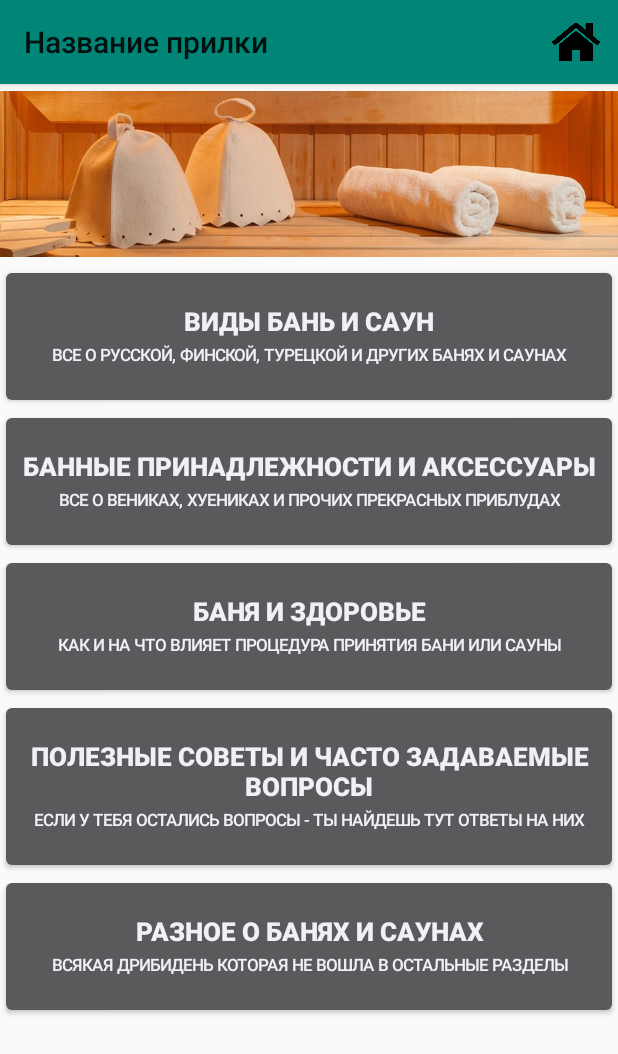
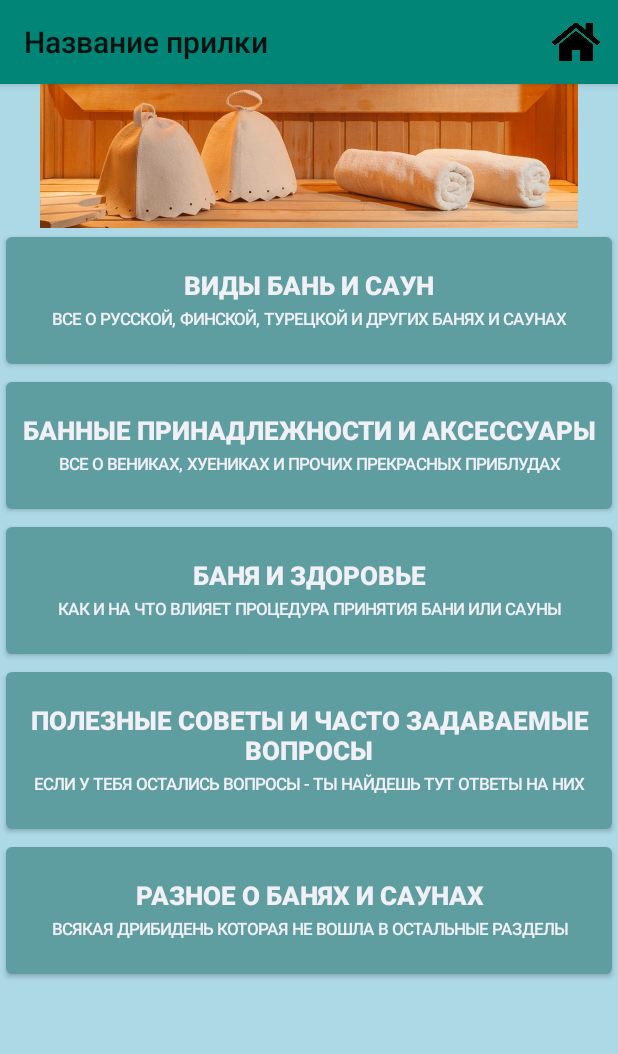
Before and after one commit to klon6494/Bathhouse, an Android app: the screen it shows after launch (PatternMenuActivity), on a phone screen of 412 x 824 dp. Shown: the top 1054 px of the screen. Run offline under Robolectric (Android 15) with nearby library versions, the phone set to English and light mode, and no system bars.

Commit message:
Игрища с цветом

```diff
--- a/app/src/main/java/com/example/bathhouse/PatternMenuActivity.java
+++ b/app/src/main/java/com/example/bathhouse/PatternMenuActivity.java
@@ -7,6 +7,8 @@ import android.content.Context;
 import android.content.Intent;
 import android.database.Cursor;
 import android.database.SQLException;
+import android.graphics.Color;
+import android.graphics.PorterDuff;
 import android.graphics.Typeface;
 import android.os.Bundle;
 import android.text.Html;
@@ -39,6 +41,10 @@ public class PatternMenuActivity extends AppCompatActivity {
     boolean IS_MENU = true;
     final int USER_ID = 6000;
     DataBaseHelper myDbHelper = new DataBaseHelper(this);
+    int COLOR_BUTTON = 0xFF5F9EA0;
+    int COLOR_BACKGROUND = 0xFFADD8E6;
+
+
 
     @Override
     protected void onCreate(Bundle savedInstanceState) {
@@ -47,6 +53,18 @@ public class PatternMenuActivity extends AppCompatActivity {
 
         Bundle bundle = getIntent().getExtras();
         m_currentId = bundle.getInt("parentId", -1);
+
+        setContentView(R.layout.activity_pattern_menu);
+
+        // Now get a handle to any View contained
+        // within the main layout you are using
+        View someView = findViewById(R.id.imageView);
+
+        // Find the root view
+        View root = someView.getRootView();
+
+        // Set the color
+        root.setBackgroundColor(COLOR_BACKGROUND);
 
         getValues();
         fillWindow();
@@ -157,6 +175,8 @@ public class PatternMenuActivity extends AppCompatActivity {
                     }
                 });
 
+                b.getBackground().setColorFilter(COLOR_BUTTON, PorterDuff.Mode.MULTIPLY);
+
                 ((LinearLayout)findViewById(R.id.buttonsLayout)).addView(b);
                 countID++;
             }
@@ -212,6 +232,7 @@ public class PatternMenuActivity extends AppCompatActivity {
                         startActivity(intent);
                     }
                 });
+                b.getBackground().setColorFilter(COLOR_BUTTON, PorterDuff.Mode.MULTIPLY);
                 ((LinearLayout)findViewById(R.id.buttonsLayout)).addView(b);
             }
         }
--- a/app/src/main/res/layout/activity_pattern_menu.xml
+++ b/app/src/main/res/layout/activity_pattern_menu.xml
@@ -31,7 +31,7 @@
                 <ImageView
                     android:id="@+id/imageView"
                     android:layout_width="match_parent"
-                    android:layout_height="120dp"
+                    android:layout_height="96dp"
                     android:layout_weight="1" />
             </LinearLayout>
 
```
